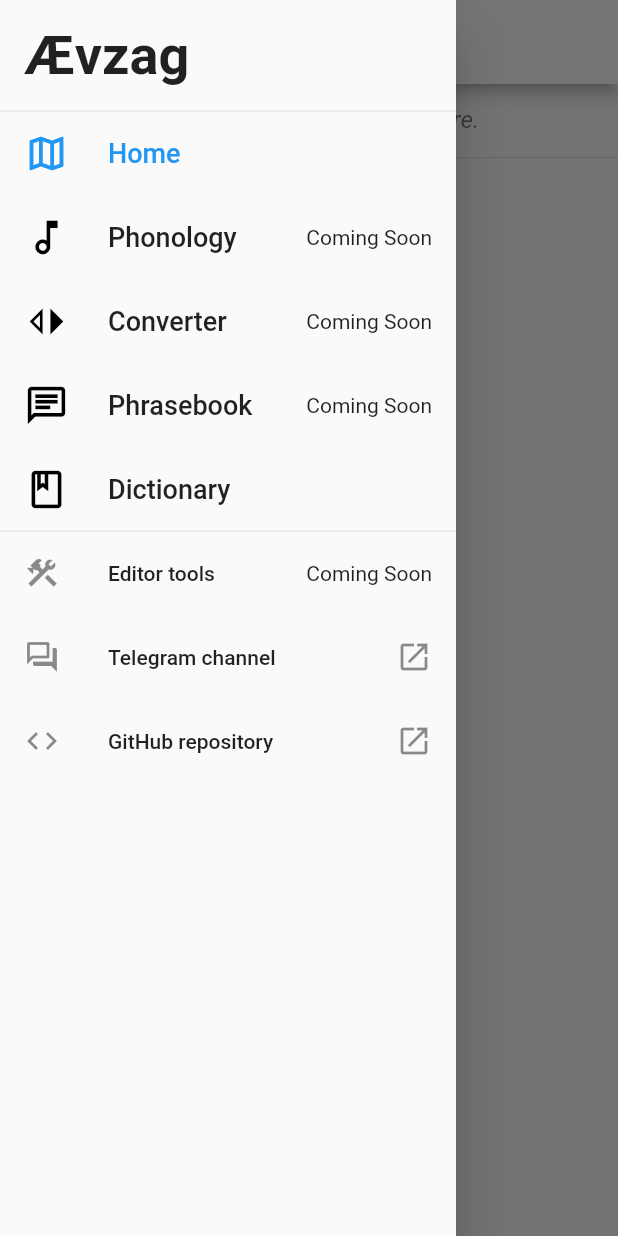
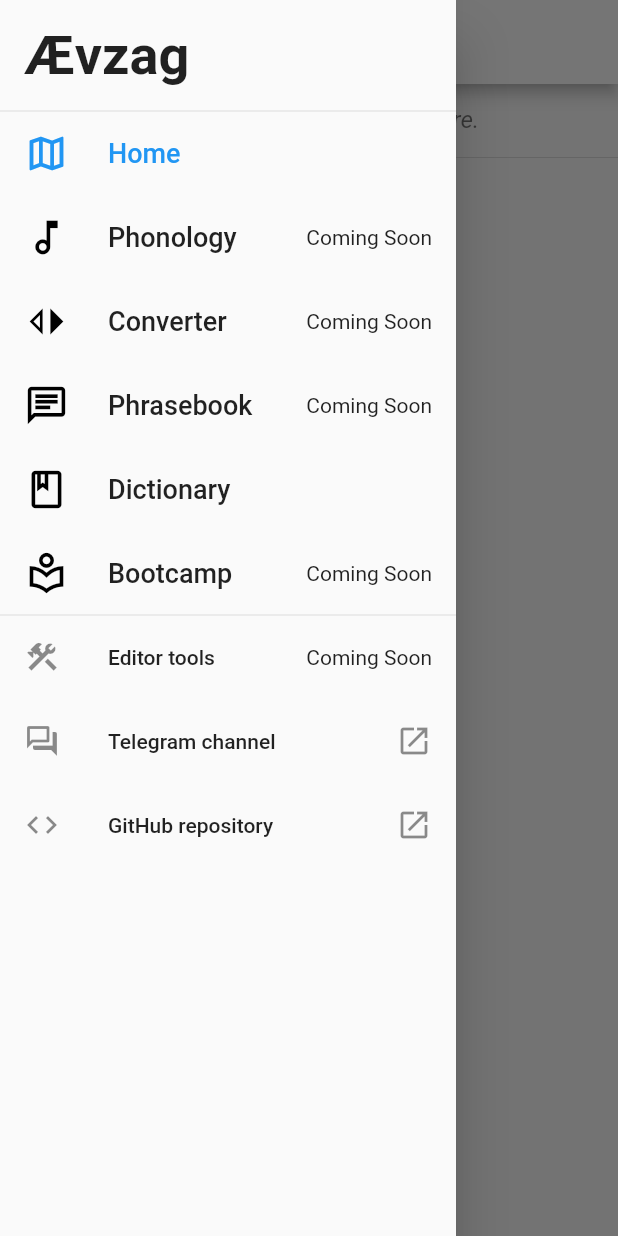
Before and after one commit to raxysstudios/avzag, a Flutter app: the screen it shows after launch, with the side drawer open, on a phone screen of 412 x 824 dp. Run offline on Flutter 3.47's test engine with Material 2 defaults, Android fonts, the phone set to English and light mode, and no system bars; our stand-ins replace cloud_firestore, firebase_core, firebase_storage; accounts and stored records are empty.

Commit message:
Add bootcamp nav item

```diff
--- a/lib/nav_drawer.dart
+++ b/lib/nav_drawer.dart
@@ -34,6 +34,10 @@ class NavDraver extends StatelessWidget {
       Icons.book_outlined,
       'Dictionary',
       builder: () => DictionaryPage(),
+    ),
+    _NavItem(
+      Icons.local_library_outlined,
+      'Bootcamp',
     ),
   ];
   final submodules = [
```
